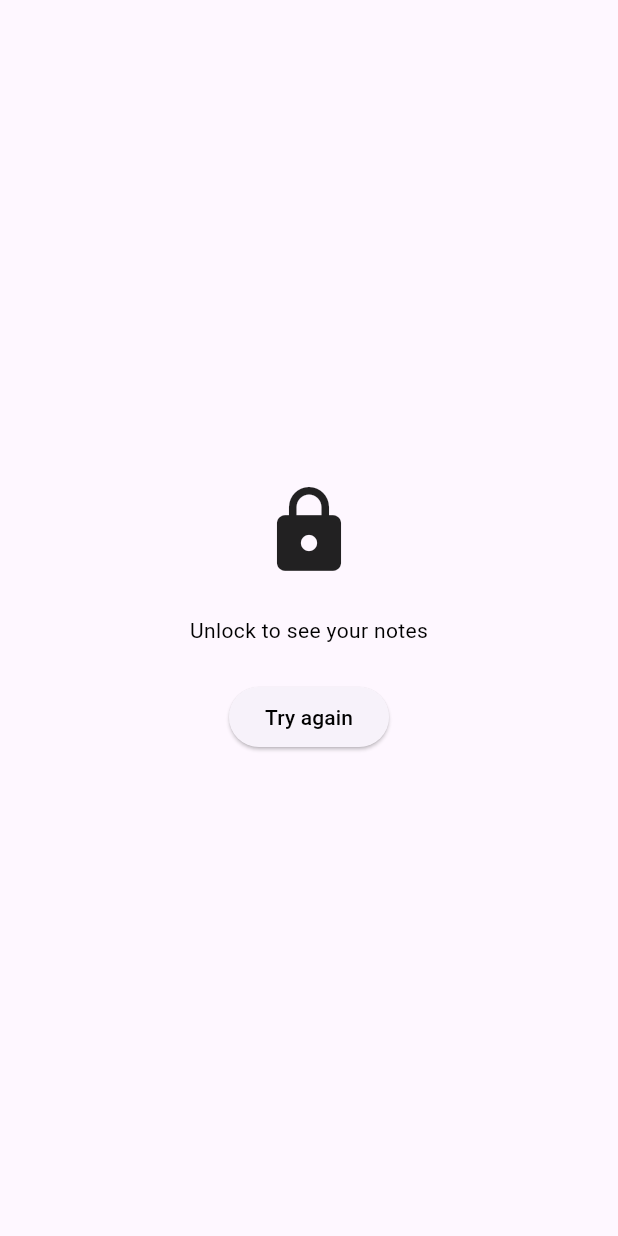
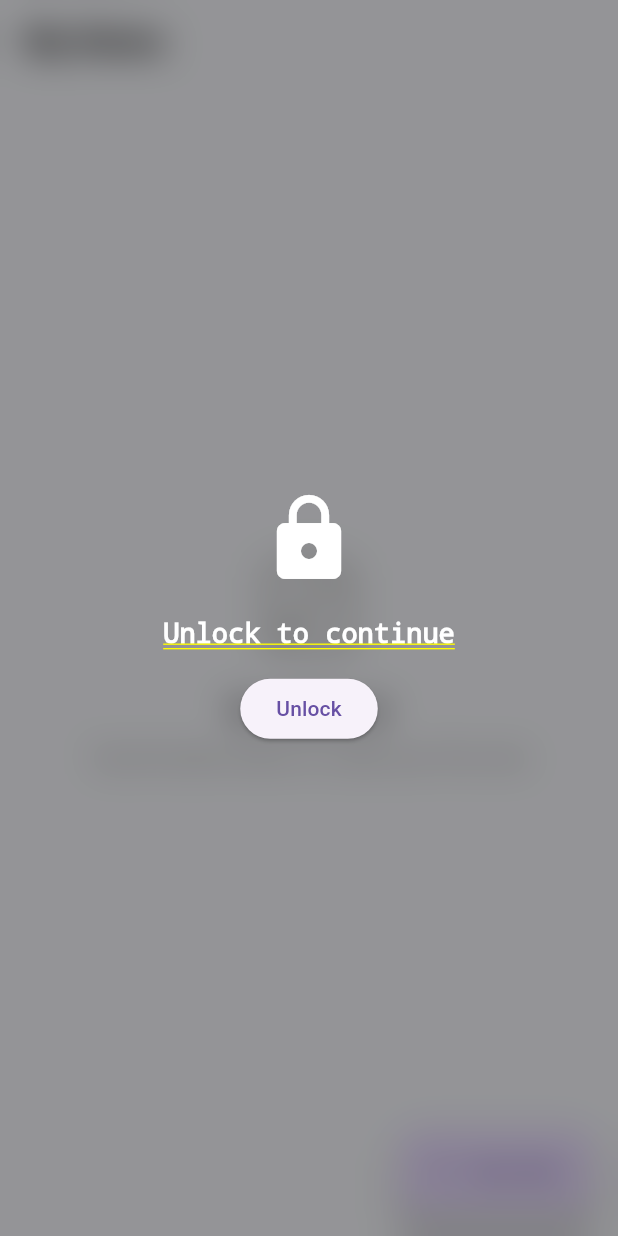
Before and after one commit to AdharshPS/notes, a Flutter app: the screen it shows after launch, on a phone screen of 412 x 824 dp. Run offline on Flutter 3.47's test engine with Material 3 defaults, Android fonts, the phone set to English and light mode, and no system bars; our stand-ins replace flutter_slidable, hive, hive_flutter, local_auth, lottie, share_plus; accounts and stored records are empty.

Commit message:
update in app lock ui

```diff
--- a/lib/core/app/app_entry.dart
+++ b/lib/core/app/app_entry.dart
@@ -1,6 +1,6 @@
 import 'package:flutter/material.dart';
 import 'package:notes/features/applock/presentation/provider/app_lock_provider.dart';
-import 'package:notes/features/applock/presentation/screens/app_lock_screen.dart';
+import 'package:notes/features/applock/presentation/screens/app_lock_overlay.dart';
 import 'package:notes/features/notes/presentation/screens/notes_list_screen.dart';
 import 'package:provider/provider.dart';
 
@@ -11,15 +11,14 @@ class AppEntry extends StatelessWidget {
   Widget build(BuildContext context) {
     final auth = context.watch<AppLockProvider>();
 
-    // First time: check biometric availability
-    if (!auth.isBiometricAvailable && !auth.isAuthenticated) {
-      return const AppLockScreen();
-    }
+    return Stack(
+      children: [
+        // 🔹 Main app content (always visible)
+        const NotesListScreen(),
 
-    if (!auth.isAuthenticated) {
-      return const AppLockScreen();
-    }
-
-    return const NotesListScreen();
+        // 🔒 Lock overlay
+        if (!auth.isAuthenticated) const LockOverlay(),
+      ],
+    );
   }
 }
--- /dev/null
+++ b/lib/features/applock/presentation/screens/app_lock_overlay.dart
@@ -0,0 +1,75 @@
+import 'dart:ui';
+import 'package:flutter/material.dart';
+import 'package:notes/features/applock/presentation/provider/app_lock_provider.dart';
+import 'package:provider/provider.dart';
+
+class LockOverlay extends StatefulWidget {
+  const LockOverlay({super.key});
+
+  @override
+  State<LockOverlay> createState() => _LockOverlayState();
+}
+
+class _LockOverlayState extends State<LockOverlay> {
+  @override
+  void initState() {
+    super.initState();
+
+    WidgetsBinding.instance.addPostFrameCallback((_) {
+      final auth = context.read<AppLockProvider>();
+      if (auth.isAuthenticated) return;
+
+      if (auth.isBiometricAvailable) {
+        auth.authenticateWithBiometrics();
+      } else {
+        auth.authenticate(); // fallback to PIN / system auth
+      }
+    });
+  }
+
+  @override
+  Widget build(BuildContext context) {
+    final auth = context.watch<AppLockProvider>();
+
+    return Positioned.fill(
+      child: BackdropFilter(
+        filter: ImageFilter.blur(sigmaX: 12, sigmaY: 12),
+        child: Container(
+          color: Colors.black.withValues(alpha: .4),
+          child: Center(
+            child: auth.isLoading
+                ? const CircularProgressIndicator()
+                : Column(
+                    mainAxisSize: MainAxisSize.min,
+                    children: [
+                      const Icon(Icons.lock, size: 64, color: Colors.white),
+                      const SizedBox(height: 20),
+                      const Text(
+                        'Unlock to continue',
+                        style: TextStyle(color: Colors.white, fontSize: 18),
+                      ),
+                      const SizedBox(height: 16),
+
+                      ElevatedButton(
+                        onPressed: context.read<AppLockProvider>().authenticate,
+                        child: const Text('Unlock'),
+                      ),
+
+                      if (auth.isBiometricAvailable) ...[
+                        const SizedBox(height: 12),
+                        ElevatedButton.icon(
+                          onPressed: context
+                              .read<AppLockProvider>()
+                              .authenticateWithBiometrics,
+                          icon: const Icon(Icons.fingerprint),
+                          label: const Text('Use biometrics'),
+                        ),
+                      ],
+                    ],
+                  ),
+          ),
+        ),
+      ),
+    );
+  }
+}
--- a/lib/features/applock/presentation/screens/app_lock_screen.dart
+++ /dev/null
@@ -1,76 +0,0 @@
-import 'package:flutter/material.dart';
-import 'package:notes/features/applock/presentation/provider/app_lock_provider.dart';
-import 'package:provider/provider.dart';
-
-class AppLockScreen extends StatefulWidget {
-  const AppLockScreen({super.key});
-
-  @override
-  State<AppLockScreen> createState() => _AppLockScreenState();
-}
-
-class _AppLockScreenState extends State<AppLockScreen> {
-  @override
-  void initState() {
-    super.initState();
-
-    // Run AFTER first frame
-    WidgetsBinding.instance.addPostFrameCallback((_) {
-      final auth = context.read<AppLockProvider>();
-
-      if (!auth.isAuthenticated) {
-        auth.authenticate();
-      }
-    });
-  }
-
-  @override
-  Widget build(BuildContext context) {
-    final auth = context.watch<AppLockProvider>();
-
-    return Scaffold(
-      body: Center(
-        child: auth.isLoading
-            ? const CircularProgressIndicator()
-            : Column(
-                mainAxisSize: MainAxisSize.min,
-                children: [
-                  const Icon(Icons.lock, size: 64),
-                  const SizedBox(height: 24),
-                  const Text(
-                    'Unlock to see your notes',
-                    style: TextStyle(color: Colors.black, fontSize: 14),
-                  ),
-                  const SizedBox(height: 24),
-
-                  // Optional fallback button
-                  ElevatedButton(
-                    onPressed: auth.authenticate,
-                    child: const Text(
-                      'Try again',
-                      style: TextStyle(color: Colors.black),
-                    ),
-                  ),
-
-                  if (auth.isBiometricAvailable) ...[
-                    const SizedBox(height: 12),
-                    ElevatedButton.icon(
-                      onPressed: auth.authenticateWithBiometrics,
-                      icon: const Icon(Icons.fingerprint),
-                      label: const Text('Use biometrics'),
-                    ),
-                  ],
-
-                  if (auth.error != null) ...[
-                    const SizedBox(height: 16),
-                    Text(
-                      auth.error!,
-                      style: const TextStyle(color: Colors.red),
-                    ),
-                  ],
-                ],
-              ),
-      ),
-    );
-  }
-}
```
